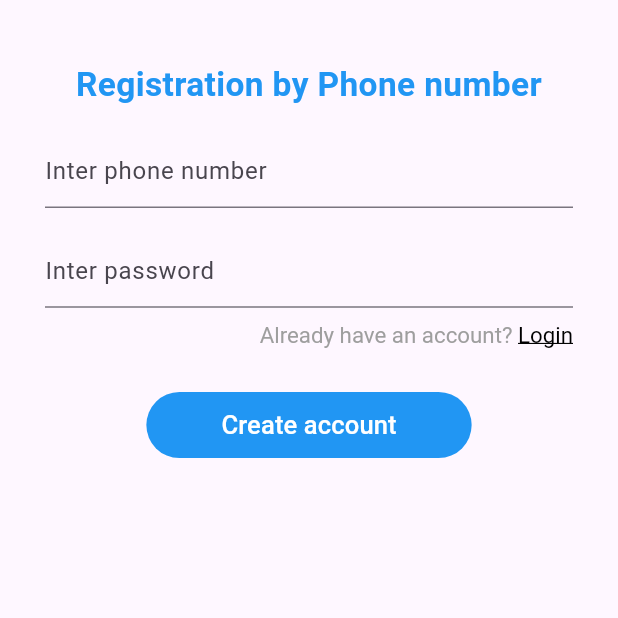
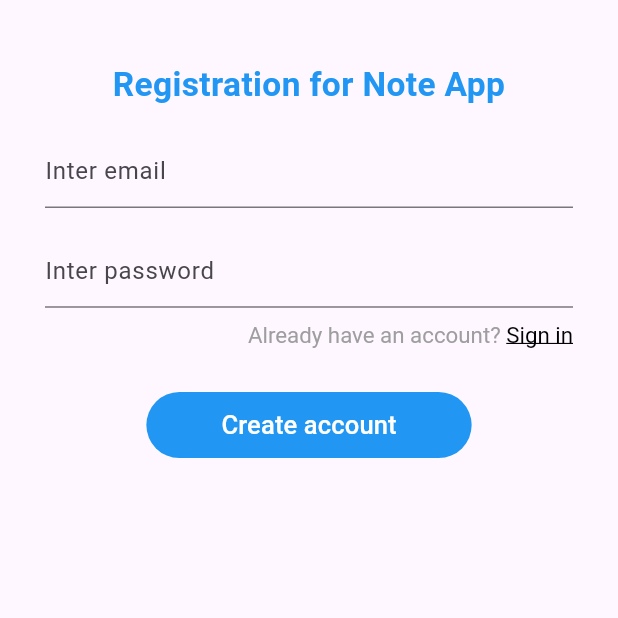
Before and after one commit to hakimkhon/shop-app-by-firebace, a Flutter app: the screen it shows after launch, on a phone screen of 412 x 824 dp, the top half of it. Run offline on Flutter 3.47's test engine with Material 3 defaults, Android fonts, the phone set to English and light mode, and no system bars; our stand-ins replace cloud_firestore, firebase_auth, firebase_core, flutter_bloc, flutter_screenutil, shared_preferences; accounts and stored records are empty.

Commit message:
create branch

```diff
--- a/lib/ui/pages/auth/screens/login_screen.dart
+++ b/lib/ui/pages/auth/screens/login_screen.dart
@@ -26,7 +26,7 @@ class _LoginScreenState extends State<LoginScreen> {
           child: Column(
             children: [
               Text(
-                "Login",
+                "Sign in to Notes",
                 style: TextStyle(
                   fontSize: 24.sp,
                   color: Colors.blue,
@@ -51,7 +51,7 @@ class _LoginScreenState extends State<LoginScreen> {
                 child: RichText(
                   textAlign: TextAlign.center,
                   text: TextSpan(
-                    text: "Don't have an account?",
+                    text: "New to Notes? ",
                     style: TextStyle(
                       fontSize: 16.sp,
                       color: Colors.grey,
--- a/lib/ui/pages/auth/screens/registration_screen.dart
+++ b/lib/ui/pages/auth/screens/registration_screen.dart
@@ -31,7 +31,7 @@ class _RegistrationScreenState extends State<RegistrationScreen> {
                 children: [
                   Text(
                     textAlign: TextAlign.center,
-                    "Registration by Phone number",
+                    "Registration for Note App",
                     style: TextStyle(
                       fontSize: 24.sp,
                       color: Colors.blue,
@@ -41,7 +41,7 @@ class _RegistrationScreenState extends State<RegistrationScreen> {
                   20.verticalSpace,
                   TextFormField(
                     decoration:
-                        const InputDecoration(hintText: "Inter phone number"),
+                        const InputDecoration(hintText: "Inter email"),
                     controller: _controllerEmail,
                     keyboardType: TextInputType.emailAddress,
                   ),
@@ -66,7 +66,7 @@ class _RegistrationScreenState extends State<RegistrationScreen> {
                         children: [
                           const TextSpan(text: " "),
                           TextSpan(
-                            text: "Login",
+                            text: "Sign in",
                             style: TextStyle(
                               color: Colors.black,
                               fontSize: 16.sp,
```
